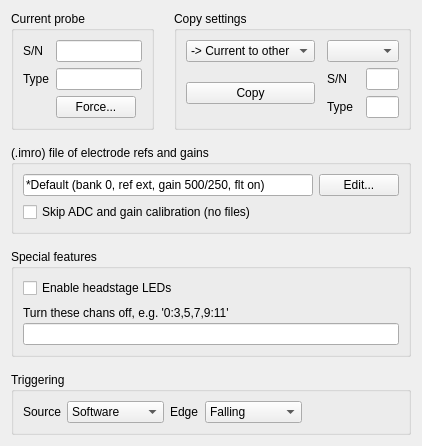
billkarsh/SpikeGLX, file Forms/IMCfgTab.ui: the form before one commit.
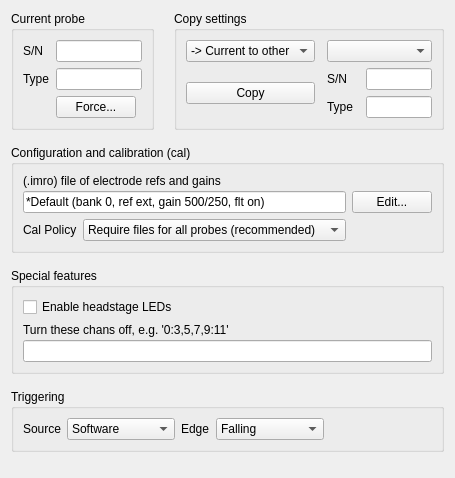
The form after the commit.

Commit message: Introduce imec probe cal policy

The edit to the form file:
```diff
--- a/Forms/IMCfgTab.ui
+++ b/Forms/IMCfgTab.ui
@@ -6,8 +6,8 @@
    <rect>
     <x>0</x>
     <y>0</y>
-    <width>421</width>
-    <height>441</height>
+    <width>455</width>
+    <height>478</height>
    </rect>
   </property>
   <property name="windowTitle">
@@ -16,7 +16,7 @@
   <property name="toolTip">
    <string/>
   </property>
-  <layout class="QGridLayout" name="gridLayout_5">
+  <layout class="QGridLayout" name="gridLayout_3">
    <property name="horizontalSpacing">
     <number>20</number>
    </property>
@@ -197,51 +197,94 @@
    <item row="1" column="0" colspan="2">
     <widget class="QGroupBox" name="imroGB">
      <property name="title">
-      <string>(.imro) file of electrode refs and gains</string>
+      <string>Configuration and calibration (cal)</string>
      </property>
-     <layout class="QGridLayout" name="gridLayout_3">
-      <property name="verticalSpacing">
-       <number>6</number>
-      </property>
-      <item row="0" column="0">
-       <widget class="QLineEdit" name="imroLE">
-        <property name="text">
-         <string>*Default (bank 0, ref ext, gain 500/250, flt on)</string>
-        </property>
-       </widget>
-      </item>
-      <item row="0" column="1">
-       <widget class="QPushButton" name="imroBut">
-        <property name="sizePolicy">
-         <sizepolicy hsizetype="Preferred" vsizetype="Fixed">
-          <horstretch>0</horstretch>
-          <verstretch>0</verstretch>
-         </sizepolicy>
-        </property>
-        <property name="text">
-         <string>Edit...</string>
-        </property>
-       </widget>
-      </item>
-      <item row="1" column="0" colspan="2">
-       <widget class="QCheckBox" name="skipCalChk">
-        <property name="enabled">
-         <bool>true</bool>
-        </property>
+     <layout class="QGridLayout" name="gridLayout_6">
+      <item row="1" column="1">
+       <widget class="QComboBox" name="calCB">
         <property name="sizePolicy">
          <sizepolicy hsizetype="Expanding" vsizetype="Fixed">
           <horstretch>0</horstretch>
           <verstretch>0</verstretch>
          </sizepolicy>
         </property>
-        <property name="toolTip">
-         <string>Reduces Verror from ~20% to ~2%, but delays run start 3-5 minutes</string>
-        </property>
+        <item>
+         <property name="text">
+          <string>Require files for all probes (recommended)</string>
+         </property>
+        </item>
+        <item>
+         <property name="text">
+          <string>Use files if present, skip otherwise</string>
+         </property>
+        </item>
+        <item>
+         <property name="text">
+          <string>Skip all calibration</string>
+         </property>
+        </item>
+       </widget>
+      </item>
+      <item row="1" column="0">
+       <widget class="QLabel" name="label_9">
         <property name="text">
-         <string>Skip ADC and gain calibration (no files)</string>
+         <string>Cal Policy</string>
         </property>
        </widget>
       </item>
+      <item row="1" column="2">
+       <spacer name="horizontalSpacer_2">
+        <property name="orientation">
+         <enum>Qt::Horizontal</enum>
+        </property>
+        <property name="sizeHint" stdset="0">
+         <size>
+          <width>40</width>
+          <height>20</height>
+         </size>
+        </property>
+       </spacer>
+      </item>
+      <item row="0" column="0" colspan="3">
+       <layout class="QGridLayout" name="gridLayout_5">
+        <property name="verticalSpacing">
+         <number>3</number>
+        </property>
+        <item row="1" column="0">
+         <widget class="QLineEdit" name="imroLE">
+          <property name="text">
+           <string>*Default (bank 0, ref ext, gain 500/250, flt on)</string>
+          </property>
+         </widget>
+        </item>
+        <item row="0" column="0">
+         <widget class="QLabel" name="label_8">
+          <property name="sizePolicy">
+           <sizepolicy hsizetype="Expanding" vsizetype="Preferred">
+            <horstretch>0</horstretch>
+            <verstretch>0</verstretch>
+           </sizepolicy>
+          </property>
+          <property name="text">
+           <string>(.imro) file of electrode refs and gains</string>
+          </property>
+         </widget>
+        </item>
+        <item row="1" column="1">
+         <widget class="QPushButton" name="imroBut">
+          <property name="sizePolicy">
+           <sizepolicy hsizetype="Preferred" vsizetype="Fixed">
+            <horstretch>0</horstretch>
+            <verstretch>0</verstretch>
+           </sizepolicy>
+          </property>
+          <property name="text">
+           <string>Edit...</string>
+          </property>
+         </widget>
+        </item>
+       </layout>
+      </item>
      </layout>
     </widget>
    </item>
@@ -252,7 +295,7 @@
      </property>
      <layout class="QVBoxLayout" name="verticalLayout">
       <property name="spacing">
-       <number>8</number>
+       <number>6</number>
       </property>
       <item>
        <widget class="QCheckBox" name="LEDChk">
```
Left out of the diff: 2 changed lines with no effect on the pictures. The commit also changes 11 other files.
